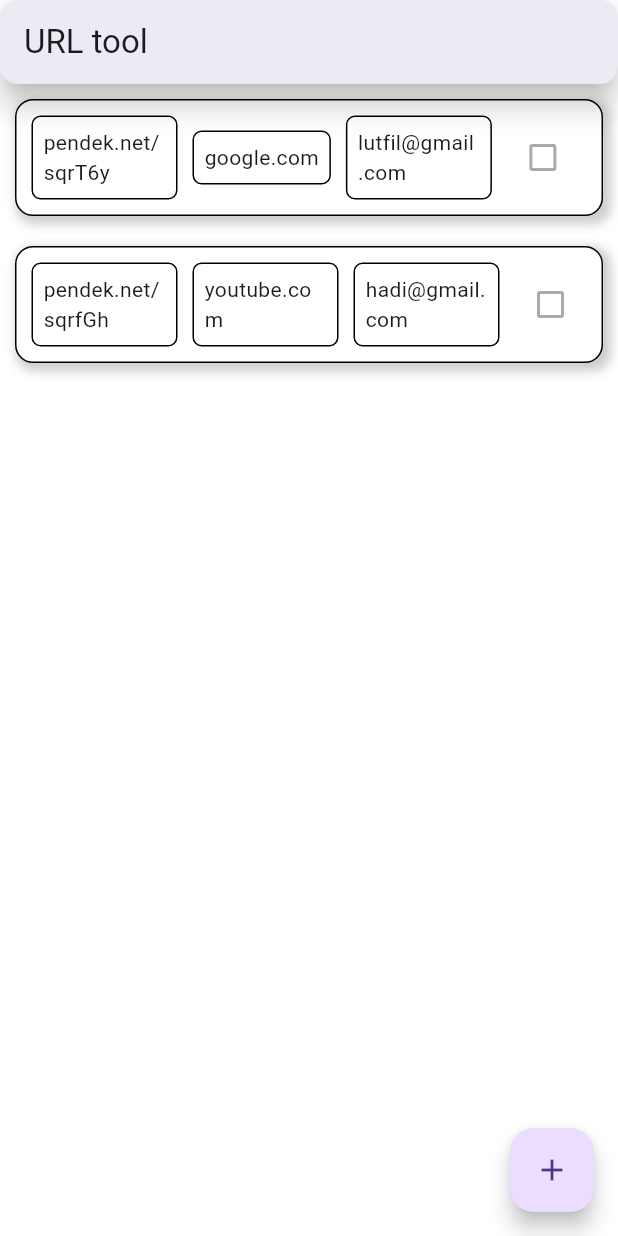
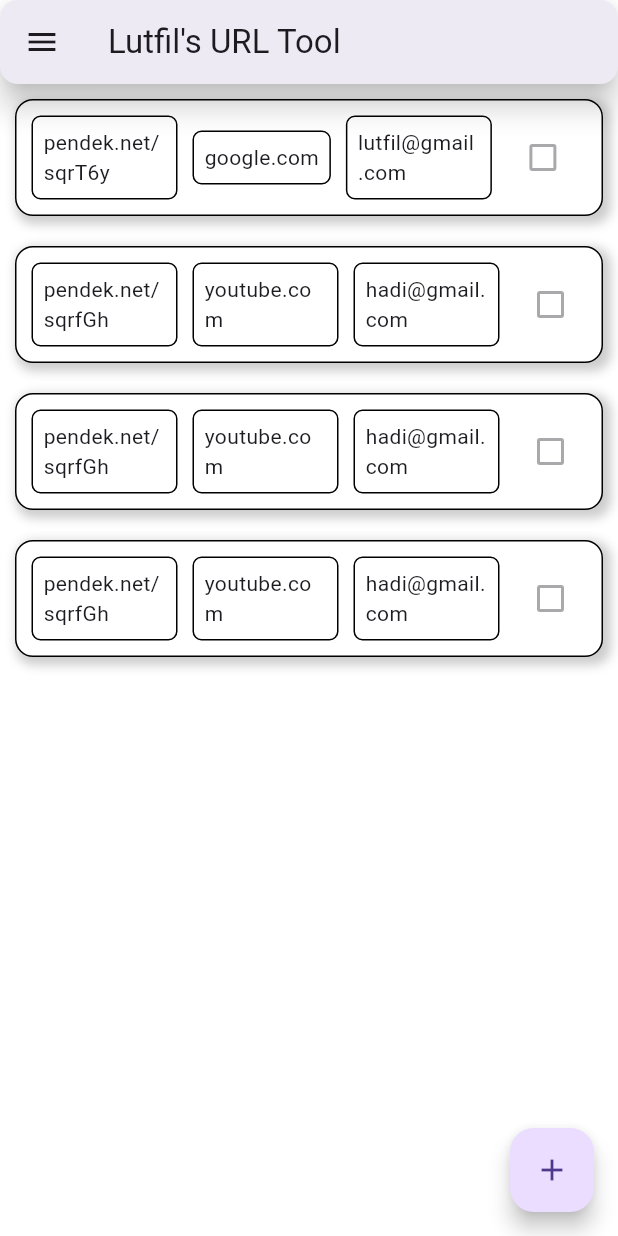
Before and after one commit to lutfilhadimohdafez/lutfilurltool, a Flutter app: the screen it shows after launch, on a phone screen of 412 x 824 dp. Run offline on Flutter 3.47's test engine with Material 3 defaults, Android fonts, the phone set to English and light mode, and no system bars; our stand-ins replace hive, hive_flutter; accounts and stored records are empty.

Commit message:
added screens for urlshortener(to be moved from homepage), homepage screen(to be changed to view tools and menu, and sidebar(leading)drawer builder

```diff
--- a/lib/data/database.dart
+++ b/lib/data/database.dart
@@ -18,6 +18,8 @@ class UrlDatabase{
     urlList = [
       ["pendek.net/sqrT6y","google.com","lutfil@gmail.com",false],
       ["pendek.net/sqrfGh","youtube.com","hadi@gmail.com",false],
+      ["pendek.net/sqrfGh","youtube.com","hadi@gmail.com",false],
+      ["pendek.net/sqrfGh","youtube.com","hadi@gmail.com",false],
 
     ];
   }
--- a/lib/main.dart
+++ b/lib/main.dart
@@ -1,9 +1,10 @@
 import 'package:flutter/material.dart';
 import 'package:hive_flutter/adapters.dart';
 import 'package:lutfilurltool/screens/home_page.dart';
+import 'package:lutfilurltool/screens/settings_page.dart';
+import 'package:lutfilurltool/screens/urlshorter_page.dart';
 
 void main() async {
-
   //initialize hive local database
   await Hive.initFlutter();
 
@@ -23,10 +24,15 @@
       debugShowCheckedModeBanner: false,
       title: 'Lutfil URL tool',
       theme: ThemeData(
-
         // colorScheme: ColorScheme.fromSeed(seedColor: Colors.blue),
       ),
-      home: const MyHomePage(title: 'URL tool'),
+      initialRoute: "/",
+      //home: const MyHomePage(title: 'URL tool'),
+      routes: {
+        "/": (context) => MyHomePage(title: "Lutfil's URL Tool"),
+        "/urlshorter": (context) => UrlshorterPage(),
+        "/settings": (context) => SecondScreen(),
+      },
     );
   }
 }
--- a/lib/miniapp/short_url.dart
+++ b/lib/miniapp/short_url.dart
@@ -1,4 +1,8 @@
 import 'package:flutter/material.dart';
+
+
+//Here is local backend for dart. But aku rasa better letak dekat backend, and call via API.
+//SpringBoot maybe?
 
 //TODO:
 //1.Take ID from hive database
--- a/lib/screens/home_page.dart
+++ b/lib/screens/home_page.dart
@@ -46,11 +46,13 @@ class _MyHomePageState extends State<MyHomePage> {
     });
   }
 
-  void createNewURL(){
-    showDialog(context: context, builder: (context){
-      return DialogBox();
-
-    });
+  void createNewURL() {
+    showDialog(
+      context: context,
+      builder: (context) {
+        return DialogBox();
+      },
+    );
   }
 
   @override
@@ -63,11 +65,37 @@ class _MyHomePageState extends State<MyHomePage> {
         elevation: 8,
         shadowColor: Colors.black,
         shape: RoundedRectangleBorder(
-          borderRadius: BorderRadius.all(Radius.circular(12))
+          borderRadius: BorderRadius.all(Radius.circular(12)),
         ),
 
         title: Text(widget.title),
+        leading: Builder(
+          builder: (context) {
+            return IconButton(
+              onPressed: () {
+                Scaffold.of(context).openDrawer();
+              },
+              icon: const Icon(Icons.menu),
+            );
+          },
+        ),
       ),
+
+      //drawer
+      drawer: Drawer(
+        child: ListView(
+          padding: EdgeInsets.zero,
+          children: [
+            const DrawerHeader(decoration: BoxDecoration(color: Colors.blue),child: Text("Menu"),),
+            ListTile(title: const Text('Profile'),onTap: () => (){},),
+            ListTile(title: const Text('Settings'),onTap: () => (){},),
+          ],
+        ),
+      ),
+
+
+
+      //below list view for url
       body: ListView.builder(
         itemCount: db.urlList.length,
         itemBuilder: (context, index) {
```
Also changed, not shown: lib/screens/settings_page.dart (added, +18 -0 lines), lib/screens/urlshorter_page.dart (added, +18 -0 lines).
